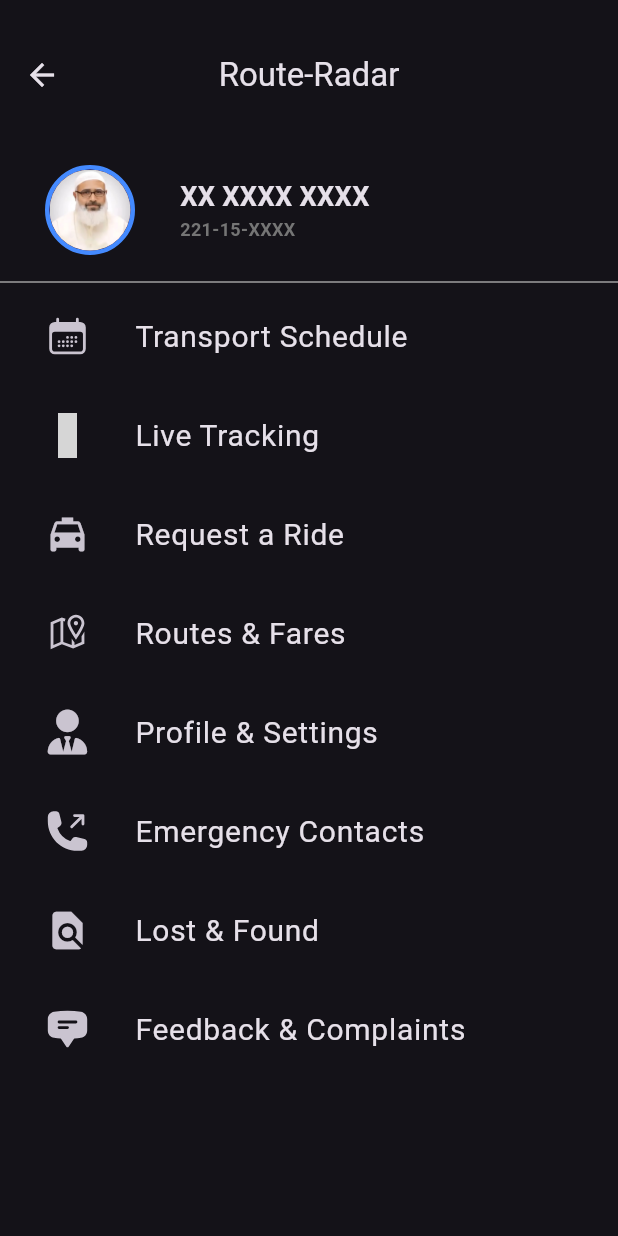
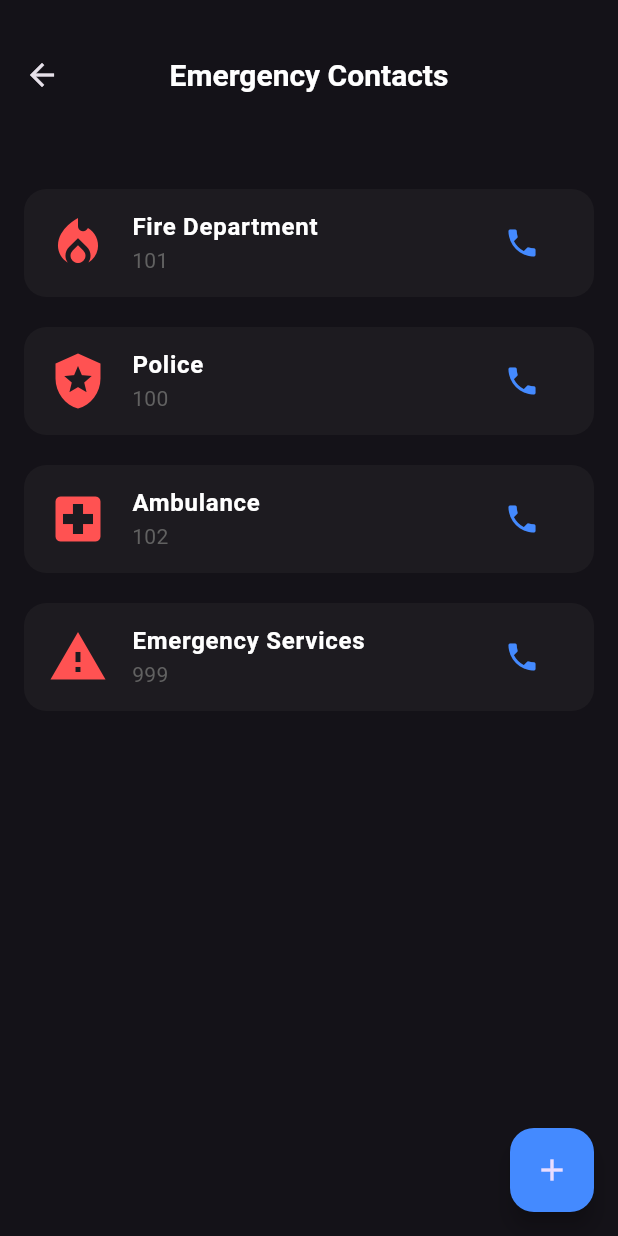
Before and after one commit to DIP-SARKER/routeradar, a Flutter app: the MenuPage screen opened directly, after a tap on "Emergency Contacts", on a phone screen of 412 x 824 dp. Run offline on Flutter 3.47's test engine with Material 3 defaults, Android fonts, the phone set to English and light mode, and no system bars; our stand-ins replace icons_plus; grey boxes are pictures that could not be loaded.

Commit message:
refined and added emergency contacts

```diff
--- /dev/null
+++ b/lib/emergency_contacts.dart
@@ -0,0 +1,111 @@
+import 'package:flutter/material.dart';
+
+class EmergencyContactsPage extends StatefulWidget {
+  const EmergencyContactsPage({super.key});
+
+  @override
+  State<EmergencyContactsPage> createState() => _EmergencyContactsPage();
+}
+
+class _EmergencyContactsPage extends State<EmergencyContactsPage> {
+  @override
+  Widget build(BuildContext context) {
+    return Scaffold(
+      appBar: AppBar(
+        toolbarHeight: 100,
+        title: Text(
+          'Emergency Contacts',
+          style: TextStyle(
+            color: Colors.white,
+            fontWeight: FontWeight.bold,
+            fontSize: 20,
+          ),
+        ),
+        centerTitle: true,
+      ),
+      body: Padding(
+        padding: const EdgeInsets.all(16.0),
+        child: ListView(
+          children: [
+            ContactCard(
+              name: 'Fire Department',
+              contactNumber: '101',
+              icon: Icons.local_fire_department,
+            ),
+            ContactCard(
+              name: 'Police',
+              contactNumber: '100',
+              icon: Icons.local_police,
+            ),
+            ContactCard(
+              name: 'Ambulance',
+              contactNumber: '102',
+              icon: Icons.local_hospital,
+            ),
+            ContactCard(
+              name: 'Emergency Services',
+              contactNumber: '999',
+              icon: Icons.warning,
+            ),
+          ],
+        ),
+      ),
+      floatingActionButton: FloatingActionButton(
+        onPressed: () {
+          // Add functionality for adding custom contacts
+        },
+        backgroundColor: Colors.blueAccent,
+        child: Icon(Icons.add),
+      ),
+    );
+  }
+}
+
+class ContactCard extends StatelessWidget {
+  final String name;
+  final String contactNumber;
+  final IconData icon;
+
+  const ContactCard({
+    super.key,
+    required this.name,
+    required this.contactNumber,
+    required this.icon,
+  });
+
+  @override
+  Widget build(BuildContext context) {
+    return Card(
+      shape: RoundedRectangleBorder(borderRadius: BorderRadius.circular(15)),
+      elevation: 0,
+      margin: const EdgeInsets.symmetric(vertical: 10),
+      child: ListTile(
+        leading: Icon(
+          icon,
+          color: Colors.redAccent,
+          size: 40,
+        ),
+        title: Text(
+          name,
+          style: TextStyle(
+            color: Colors.white,
+            fontWeight: FontWeight.w600,
+            fontSize: 16,
+          ),
+        ),
+        subtitle: Text(
+          contactNumber,
+          style: TextStyle(
+            color: Colors.grey[700],
+            fontSize: 14,
+          ),
+        ),
+        trailing: IconButton(
+          icon: Icon(Icons.phone),
+          color: Colors.blueAccent,
+          onPressed: () {},
+        ),
+      ),
+    );
+  }
+}
--- a/lib/lost_and_found.dart
+++ b/lib/lost_and_found.dart
@@ -155,7 +155,7 @@ class _LostAndFoundState extends State<LostAndFound> {
                     style: TextStyle(color: Colors.white)),
                 style: ElevatedButton.styleFrom(
                   padding: const EdgeInsets.symmetric(vertical: 15),
-                  backgroundColor: Colors.red,
+                  backgroundColor: Colors.redAccent,
                   shape: RoundedRectangleBorder(
                     borderRadius: BorderRadius.circular(16),
                   ),
--- a/lib/menu.dart
+++ b/lib/menu.dart
@@ -1,5 +1,6 @@
 import 'package:flutter/material.dart';
 import 'package:icons_plus/icons_plus.dart';
+import 'package:routeradar/emergency_contacts.dart';
 import 'package:routeradar/feedback.dart';
 import 'package:routeradar/lost_and_found.dart';
 import 'package:routeradar/routes_and_fare.dart';
@@ -140,6 +141,21 @@ class _MenuPage extends State<MenuPage> {
           ListTile(
             contentPadding: EdgeInsets.only(left: 30, bottom: 10),
             leading: const Icon(
+              FontAwesome.address_card,
+              size: 25,
+            ),
+            horizontalTitleGap: 30.0,
+            title: const Text(
+              "Driver Information",
+              style: TextStyle(
+                fontSize: 20,
+              ),
+            ),
+            onTap: () {},
+          ),
+          ListTile(
+            contentPadding: EdgeInsets.only(left: 30, bottom: 10),
+            leading: const Icon(
               FontAwesome.user_tie_solid,
               size: 30,
             ),
@@ -165,7 +181,13 @@ class _MenuPage extends State<MenuPage> {
                 fontSize: 20,
               ),
             ),
-            onTap: () {},
+            onTap: () {
+              Navigator.push(
+                context,
+                MaterialPageRoute(
+                    builder: (context) => const EmergencyContactsPage()),
+              );
+            },
           ),
           ListTile(
             contentPadding: EdgeInsets.only(left: 30, bottom: 10),
--- a/lib/routes_and_fare.dart
+++ b/lib/routes_and_fare.dart
@@ -37,15 +37,18 @@ class _RoutesAndFares extends State<RoutesAndFares> {
             child: ListTile(
               contentPadding:
                   EdgeInsets.symmetric(horizontal: 30, vertical: 10),
-              leading: Icon(FontAwesome.bus_solid, color: Colors.blueAccent),
+              leading:
+                  Icon(FontAwesome.route_solid, size: 30, color: Colors.white),
               title: Text(
                 routes[index]["route"]!,
                 style: TextStyle(fontWeight: FontWeight.bold),
               ),
               subtitle: Text(
                   "Fare: ${routes[index]["fare"]}\nEstimated Time: ${routes[index]["time"]}"),
-              trailing: Icon(Icons.chevron_right, color: Colors.grey),
-              onTap: () {},
+              trailing: IconButton(
+                icon: Icon(Icons.chevron_right, color: Colors.blueAccent),
+                onPressed: () {},
+              ),
             ),
           );
         },
--- a/lib/schedule.dart
+++ b/lib/schedule.dart
@@ -167,8 +167,8 @@ class _Schedule extends State<Schedule> {
                     leading:
                         Icon(FontAwesome.bus_solid, color: Colors.blueAccent),
                     trailing: IconButton(
-                      icon:
-                          Icon(Icons.info_outline_rounded, color: Colors.white),
+                      icon: Icon(Icons.info_outline_rounded,
+                          color: Colors.blueAccent),
                       onPressed: () {
                         showDialog(
                           context: context,
```
Also changed, not shown: 12 other files.
